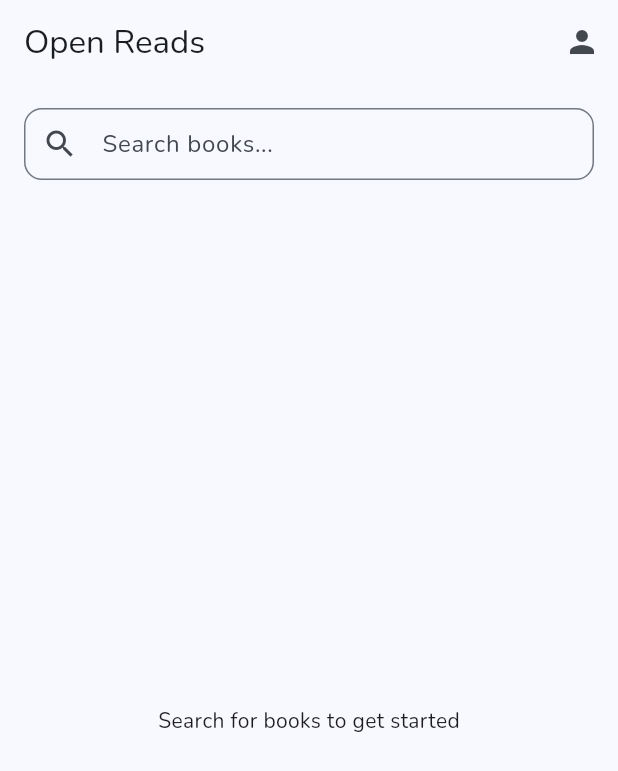
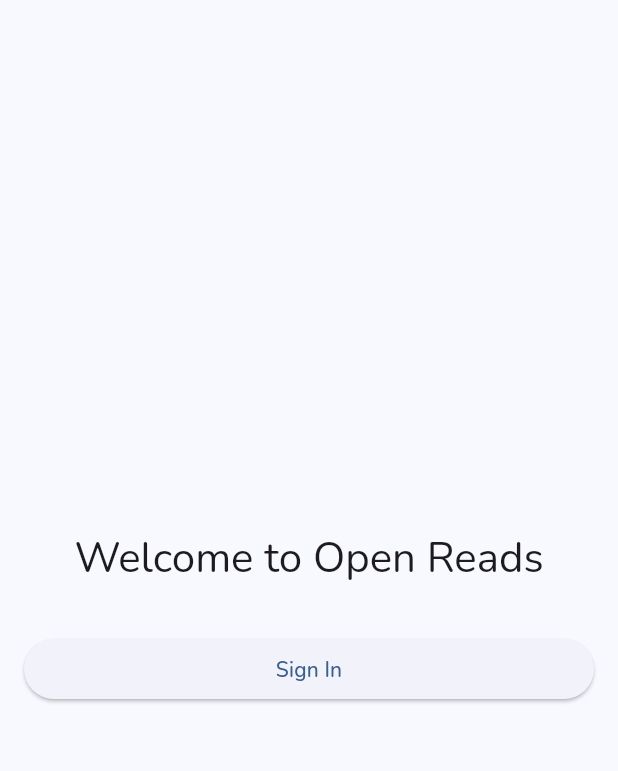
Before and after one commit to rusudinu/open-reads, a Flutter app: the screen it shows after launch, on a phone screen of 412 x 824 dp. Shown: the top 771 px of the screen. Run offline on Flutter 3.47's test engine with Material 3 defaults, Android fonts, the phone set to English and light mode, and no system bars; our stand-ins replace cached_network_image, dio, equatable, flutter_bloc, flutter_rating_bar, flutter_secure_storage and 2 more; missing offline and left inert: flutter_appauth.

Commit message:
Implement authentication flow with login and logout functionality, update app structure, and add necessary permissions

```diff
--- /dev/null
+++ b/mobile/lib/core/constants/auth_config.dart
@@ -0,0 +1,26 @@
+import 'package:mobile/core/constants/app_config.dart';
+
+class AuthConfig {
+  static const String clientId = 'open-reads';
+  static const String redirectUrl = 'com.openreads.app://oauth/callback';
+  static const String postLogoutRedirectUrl = 'com.openreads.app://';
+
+  static const Map<String, String> discoveryUrls = {
+    'development': 'http://378c-2a02-2f00-3000-ba00-acce-27f9-1f05-32be.ngrok-free.app/realms/open-reads/.well-known/openid-configuration',
+    'staging': 'https://auth-staging.openreads.com/realms/open-reads/.well-known/openid-configuration',
+    'production': 'https://auth.openreads.com/realms/open-reads/.well-known/openid-configuration',
+  };
+
+  static String getDiscoveryUrl() {
+    final environment = AppConfig.environment.toString().split('.').last;
+    return discoveryUrls[environment] ?? discoveryUrls['development']!;
+  }
+
+  // Scopes required for the application
+  static const List<String> scopes = <String>[
+    'openid',
+    'profile',
+    'email',
+    'offline_access',
+  ];
+}
--- /dev/null
+++ b/mobile/lib/features/auth/presentation/pages/login_page.dart
@@ -0,0 +1,95 @@
+import 'package:flutter/material.dart';
+import 'package:mobile/core/services/auth_service.dart';
+import 'package:go_router/go_router.dart';
+
+class LoginPage extends StatefulWidget {
+  const LoginPage({Key? key}) : super(key: key);
+
+  @override
+  State<LoginPage> createState() => _LoginPageState();
+}
+
+class _LoginPageState extends State<LoginPage> {
+  final AuthService _authService = AuthService();
+  bool _isLoading = false;
+  String? _errorMessage;
+
+  Future<void> _handleLogin() async {
+    if (_isLoading) return;
+
+    setState(() {
+      _isLoading = true;
+      _errorMessage = null;
+    });
+
+    try {
+      final success = await _authService.login();
+      if (success) {
+        if (mounted) {
+          context.go('/home');
+        }
+      } else {
+        if (mounted) {
+          setState(() {
+            _errorMessage = 'Login failed. Please try again.';
+          });
+        }
+      }
+    } catch (e) {
+      if (mounted) {
+        setState(() {
+          _errorMessage = 'An error occurred. Please try again.';
+        });
+      }
+    } finally {
+      if (mounted) {
+        setState(() {
+          _isLoading = false;
+        });
+      }
+    }
+  }
+
+  @override
+  Widget build(BuildContext context) {
+    return Scaffold(
+      body: SafeArea(
+        child: Padding(
+          padding: const EdgeInsets.all(16.0),
+          child: Column(
+            mainAxisAlignment: MainAxisAlignment.center,
+            crossAxisAlignment: CrossAxisAlignment.stretch,
+            children: [
+              Text(
+                'Welcome to Open Reads',
+                style: Theme.of(context).textTheme.headlineMedium,
+                textAlign: TextAlign.center,
+              ),
+              const SizedBox(height: 32.0),
+              if (_errorMessage != null) ...[
+                Text(
+                  _errorMessage!,
+                  style: const TextStyle(color: Colors.red),
+                  textAlign: TextAlign.center,
+                ),
+                const SizedBox(height: 16.0),
+              ],
+              ElevatedButton(
+                onPressed: _isLoading ? null : _handleLogin,
+                child: _isLoading
+                    ? const SizedBox(
+                        height: 20,
+                        width: 20,
+                        child: CircularProgressIndicator(
+                          strokeWidth: 2,
+                        ),
+                      )
+                    : const Text('Sign In'),
+              ),
+            ],
+          ),
+        ),
+      ),
+    );
+  }
+}
--- a/mobile/lib/main.dart
+++ b/mobile/lib/main.dart
@@ -3,8 +3,11 @@ import 'package:flutter_bloc/flutter_bloc.dart';
 import 'package:dio/dio.dart';
 import 'package:provider/provider.dart';
 import 'package:google_fonts/google_fonts.dart';
+import 'package:go_router/go_router.dart';
 import 'package:mobile/core/constants/app_config.dart';
 import 'package:mobile/core/constants/api_constants.dart';
+import 'package:mobile/core/services/auth_service.dart';
+import 'package:mobile/features/auth/presentation/pages/login_page.dart';
 import 'package:mobile/features/book/data/datasources/book_api.dart';
 import 'package:mobile/features/book/domain/blocs/book_search/book_search_bloc.dart';
 import 'package:mobile/features/book/domain/repositories/book_repository.dart';
@@ -17,14 +20,59 @@ void main() {
   runApp(const OpenReadsApp());
 }
 
-class OpenReadsApp extends StatelessWidget {
+class OpenReadsApp extends StatefulWidget {
   const OpenReadsApp({super.key});
+
+  @override
+  State<OpenReadsApp> createState() => _OpenReadsAppState();
+}
+
+class _OpenReadsAppState extends State<OpenReadsApp> {
+  final AuthService _authService = AuthService();
+  late final GoRouter _router;
+
+  @override
+  void initState() {
+    super.initState();
+    _router = GoRouter(
+      initialLocation: '/login',
+      redirect: _handleRedirect,
+      routes: [
+        GoRoute(
+          path: '/login',
+          builder: (context, state) => LoginPage(),
+        ),
+        GoRoute(
+          path: '/home',
+          builder: (context, state) => const HomePage(),
+        ),
+      ],
+    );
+  }
+
+  Future<String?> _handleRedirect(BuildContext context, GoRouterState state) async {
+    final isAuthenticated = await _authService.isAuthenticated();
+    final isLoggingIn = state.matchedLocation == '/login';
+
+    if (!isAuthenticated && !isLoggingIn) {
+      return '/login';
+    }
+
+    if (isAuthenticated && isLoggingIn) {
+      return '/home';
+    }
+
+    return null;
+  }
 
   @override
   Widget build(BuildContext context) {
     return MultiProvider(
       providers: [
         // Core services
+        Provider<AuthService>(
+          create: (context) => _authService,
+        ),
         Provider<Dio>(
           create: (context) => Dio(BaseOptions(
             baseUrl: ApiConstants.baseUrl,
@@ -56,7 +104,8 @@ class OpenReadsApp extends StatelessWidget {
                 ),
               ),
             ],
-            child: MaterialApp(
+            child: MaterialApp.router(
+              routerConfig: _router,
               title: AppConfig.appName,
               debugShowCheckedModeBanner: false,
               theme: ThemeData(
@@ -67,7 +116,6 @@ class OpenReadsApp extends StatelessWidget {
                 textTheme: GoogleFonts.nunitoTextTheme(),
                 useMaterial3: true,
               ),
-              home: const HomePage(),
             ),
           );
         },
```
Also changed, not shown: mobile/lib/core/services/auth_service.dart (added, +131 -0 lines), mobile/lib/features/book/presentation/pages/home_page.dart (+13 -0 lines), mobile/pubspec.yaml (+7 -0 lines), mobile/pubspec.lock, 8 other files.
